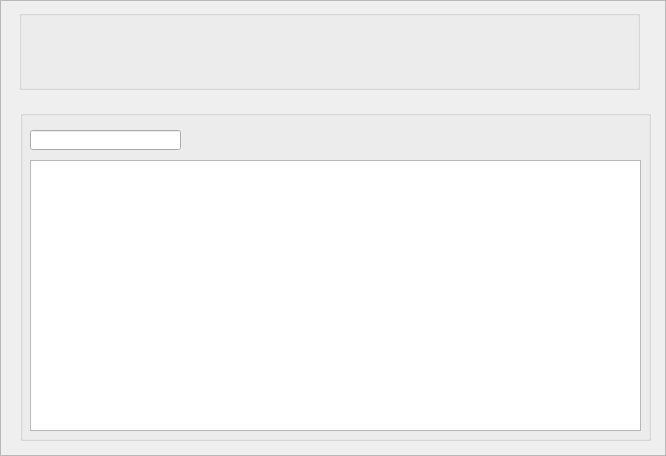
This is dialogstats.ui in mqnoy/DTS as Qt 5 draws it before an edit. The edited form follows.
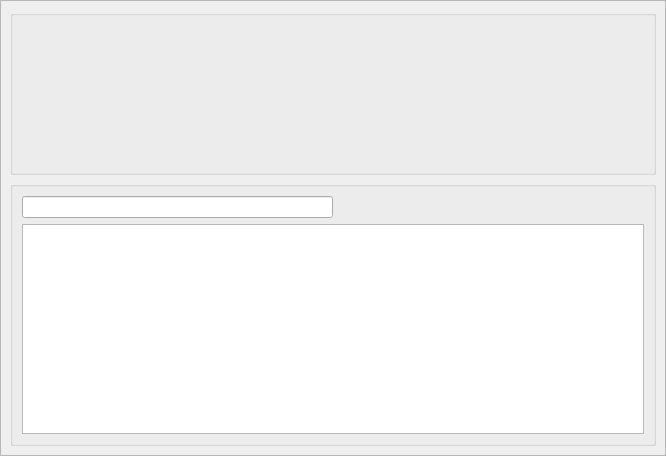
This is the edited form.

Commit message: edit dialog stats ui

```diff
--- a/dialogstats.ui
+++ b/dialogstats.ui
@@ -36,46 +36,47 @@
        <property name="frameShadow">
         <enum>QFrame::Raised</enum>
        </property>
-       <widget class="QGroupBox" name="groupBox_2">
-        <property name="geometry">
-         <rect>
-          <x>19</x>
-          <y>10</y>
-          <width>621</width>
-          <height>80</height>
-         </rect>
-        </property>
-       </widget>
-       <widget class="QGroupBox" name="groupBox_3">
-        <property name="geometry">
-         <rect>
-          <x>20</x>
-          <y>110</y>
-          <width>631</width>
-          <height>331</height>
-         </rect>
-        </property>
-        <widget class="QTableWidget" name="tableWidget">
-         <property name="geometry">
-          <rect>
-           <x>10</x>
-           <y>50</y>
-           <width>611</width>
-           <height>271</height>
-          </rect>
-         </property>
-        </widget>
-        <widget class="QLineEdit" name="lineEdit">
-         <property name="geometry">
-          <rect>
-           <x>10</x>
-           <y>20</y>
-           <width>151</width>
-           <height>20</height>
-          </rect>
-         </property>
-        </widget>
-       </widget>
+       <layout class="QGridLayout" name="gridLayout_3">
+        <item row="0" column="0">
+         <widget class="QGroupBox" name="groupBox_2">
+          <property name="minimumSize">
+           <size>
+            <width>0</width>
+            <height>165</height>
+           </size>
+          </property>
+         </widget>
+        </item>
+        <item row="1" column="0">
+         <widget class="QGroupBox" name="groupBox_3">
+          <layout class="QGridLayout" name="gridLayout_4">
+           <item row="0" column="0">
+            <layout class="QHBoxLayout" name="horizontalLayout">
+             <item>
+              <widget class="QLineEdit" name="lineEdit"/>
+             </item>
+             <item>
+              <spacer name="horizontalSpacer">
+               <property name="orientation">
+                <enum>Qt::Horizontal</enum>
+               </property>
+               <property name="sizeHint" stdset="0">
+                <size>
+                 <width>40</width>
+                 <height>20</height>
+                </size>
+               </property>
+              </spacer>
+             </item>
+            </layout>
+           </item>
+           <item row="1" column="0">
+            <widget class="QTableWidget" name="tableWidget"/>
+           </item>
+          </layout>
+         </widget>
+        </item>
+       </layout>
       </widget>
      </item>
     </layout>
```
